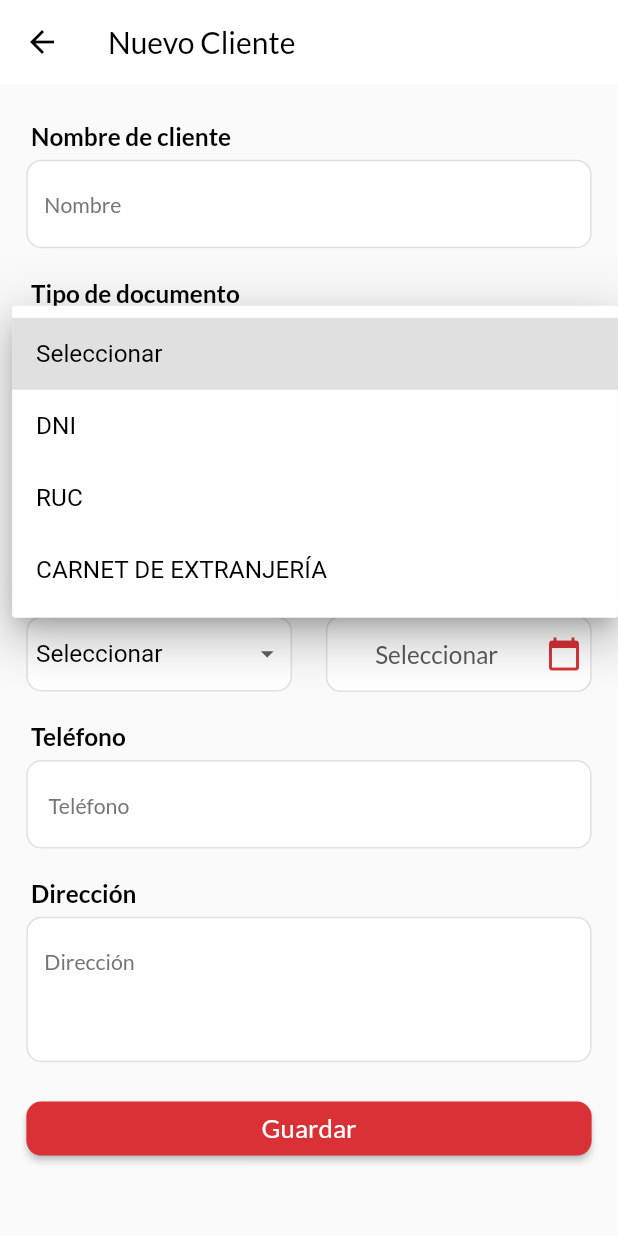
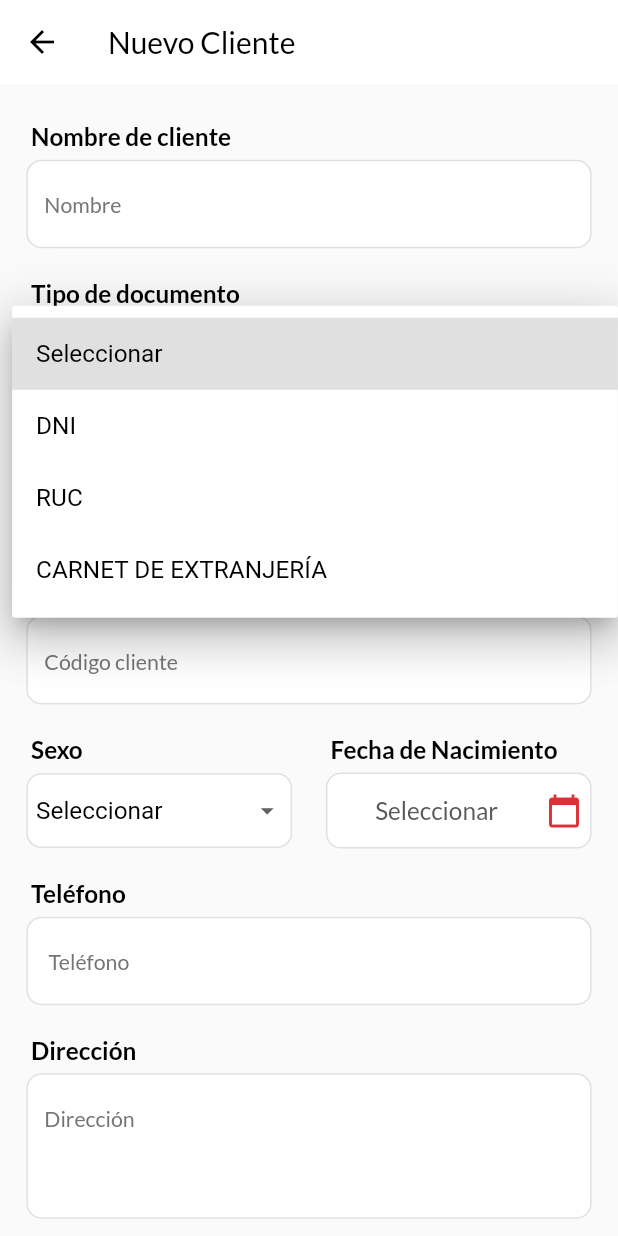
Before and after one commit to angelotapullima/RoyalPrestige, a Flutter app: the AgregarCliente screen opened directly, after a tap on "Seleccionar", on a phone screen of 412 x 824 dp. Run offline on Flutter 3.47's test engine with Material 2 defaults, Android fonts, the phone set to English and light mode, and no system bars; our stand-ins replace buttons_tabbar, cached_network_image, carousel_slider, dio, file_picker, flutter_local_notifications and 21 more; missing offline and left inert: flowder, share_extend; accounts and stored records are empty; network calls fail.

Commit message:
16/02/2022

```diff
--- a/lib/src/api/alerta_api.dart
+++ b/lib/src/api/alerta_api.dart
@@ -103,6 +103,7 @@ Future<bool> editCLient(ClienteModel clienteModel) async {
 
         await alertDatabase.insertAlert(alertModel);
 
+        if (alertModel.idClient != '0') {
           ClienteModel clienteModel = ClienteModel();
 
           clienteModel.idCliente = decodedData[i]['cliente']['id_cliente'];
@@ -118,6 +119,7 @@ Future<bool> editCLient(ClienteModel clienteModel) async {
 
           await clienteDatabase.insertCliente(clienteModel);
         }
+      }
     } catch (e) {
       print(e);
     }
--- a/lib/src/api/login_api.dart
+++ b/lib/src/api/login_api.dart
@@ -32,11 +32,12 @@ class LoginApi {
         StorageManager.saveData('userImage', decodedData['data']['u_i']);
         StorageManager.saveData('personName', decodedData['data']['p_n']);
         StorageManager.saveData('personSurname', decodedData['data']['p_p']);
+        StorageManager.saveData('personSecondSurname', decodedData['data']['p_m']);
+        StorageManager.saveData('personDNI', decodedData['data']['dni']);
         StorageManager.saveData('idRoleUser', decodedData['data']['ru']);
+        StorageManager.saveData('personCargo', decodedData['data']['u_c']);
         StorageManager.saveData('roleName', decodedData['data']['rn']);
         StorageManager.saveData('token', decodedData['data']['tn']);
-        StorageManager.saveData('phoneNumber', decodedData['data']['persona_telefono']);
-        StorageManager.saveData('fechaNacimiento', decodedData['data']['persona_nacimiento']);
 
         return loginModel;
       } else {
--- a/lib/src/bloc/data_user.dart
+++ b/lib/src/bloc/data_user.dart
@@ -31,8 +31,8 @@ class DataUserBloc {
     userModel.personSurname = await StorageManager.readData('personSurname');
     userModel.idRoleUser = await StorageManager.readData('idRoleUser');
     userModel.roleName = await StorageManager.readData('roleName');
-    userModel.phoneNumber = await StorageManager.readData('phoneNumber');
-    userModel.fechaNacimiento = await StorageManager.readData('fechaNacimiento');
+    userModel.personDNI = await StorageManager.readData('personDNI');
+    userModel.personCargo = await StorageManager.readData('personCargo');
     _dataUserController.sink.add(userModel);
   }
 }
@@ -47,8 +47,8 @@ class UserModel {
   String? personSurname;
   String? idRoleUser;
   String? roleName;
-  String? phoneNumber;
-  String? fechaNacimiento;
+  String? personDNI;
+  String? personCargo;
 
   UserModel({
     this.idUser,
@@ -60,7 +60,7 @@ class UserModel {
     this.personSurname,
     this.idRoleUser,
     this.roleName,
-    this.phoneNumber,
-    this.fechaNacimiento,
+    this.personDNI,
+    this.personCargo,
   });
 }
--- a/lib/src/model/cliente_model.dart
+++ b/lib/src/model/cliente_model.dart
@@ -4,6 +4,7 @@ class ClienteModel {
   String? nombreCliente;
   String? tipoDocCliente;
   String? nroDocCliente;
+  String? codigoCliente;
   String? sexoCliente;
   String? nacimientoCLiente;
   String? telefonoCliente;
@@ -18,6 +19,7 @@ class ClienteModel {
     this.nombreCliente,
     this.tipoDocCliente,
     this.nroDocCliente,
+    this.codigoCliente,
     this.sexoCliente,
     this.nacimientoCLiente,
     this.telefonoCliente,
--- a/lib/src/pages/Clientes/agregar_cliente.dart
+++ b/lib/src/pages/Clientes/agregar_cliente.dart
@@ -20,6 +20,7 @@ class _AgregarClienteState extends State<AgregarCliente> {
   String fechaDato = 'Seleccionar';
   TextEditingController _nombreController = TextEditingController();
   TextEditingController _nroDocController = TextEditingController();
+  TextEditingController _codigoClienteController = TextEditingController();
 
   TextEditingController _telefonoController = TextEditingController();
   TextEditingController _direccionController = TextEditingController();
@@ -30,6 +31,7 @@ class _AgregarClienteState extends State<AgregarCliente> {
     _nroDocController.dispose();
     _telefonoController.dispose();
     _direccionController.dispose();
+    _codigoClienteController.dispose();
     super.dispose();
   }
 
@@ -160,7 +162,56 @@ class _AgregarClienteState extends State<AgregarCliente> {
                         decoration: InputDecoration(
                           filled: true,
                           fillColor: Colors.white,
-                          hintText: 'Documento ',
+                          hintText: 'Documento',
+                          hintStyle: TextStyle(
+                            fontSize: ScreenUtil().setSp(14),
+                            color: Colors.grey[600],
+                          ),
+                          enabledBorder: OutlineInputBorder(
+                            borderRadius: BorderRadius.circular(10),
+                            borderSide: BorderSide(
+                              color: Colors.grey.shade300,
+                              width: 1.0,
+                            ),
+                          ),
+                          focusedBorder: OutlineInputBorder(
+                            borderRadius: BorderRadius.circular(10),
+                            borderSide: BorderSide(
+                              color: Colors.grey.shade300,
+                              width: 2.0,
+                            ),
+                          ),
+                          border: OutlineInputBorder(
+                            borderSide: BorderSide(
+                              color: Colors.grey.shade300,
+                              width: 1.0,
+                            ),
+                            borderRadius: BorderRadius.circular(
+                              ScreenUtil().setWidth(10),
+                            ),
+                          ),
+                        ),
+                      ),
+                      SizedBox(
+                        height: ScreenUtil().setHeight(20),
+                      ),
+                      Text(
+                        ' Código cliente',
+                        style: TextStyle(
+                          fontSize: ScreenUtil().setSp(16),
+                          fontWeight: FontWeight.w600,
+                          color: Colors.black,
+                        ),
+                      ),
+                      SizedBox(
+                        height: ScreenUtil().setHeight(6),
+                      ),
+                      TextField(
+                        controller: _codigoClienteController,
+                        decoration: InputDecoration(
+                          filled: true,
+                          fillColor: Colors.white,
+                          hintText: 'Código cliente',
                           hintStyle: TextStyle(
                             fontSize: ScreenUtil().setSp(14),
                             color: Colors.grey[600],
@@ -397,6 +448,7 @@ class _AgregarClienteState extends State<AgregarCliente> {
                                           clienteModel.nombreCliente = _nombreController.text;
                                           clienteModel.tipoDocCliente = valueTipoDoc;
                                           clienteModel.nroDocCliente = _nroDocController.text;
+                                          clienteModel.codigoCliente = _codigoClienteController.text;
                                           clienteModel.sexoCliente = valueSexo;
                                           clienteModel.nacimientoCLiente = fechaDato;
                                           clienteModel.telefonoCliente = _telefonoController.text;
@@ -404,7 +456,7 @@ class _AgregarClienteState extends State<AgregarCliente> {
 
                                           final res = await clienteApi.saveClient(clienteModel);
 
-                                          if (res) {
+                                          if (res.code == '1') {
                                             showToast2('Cliente agregado correctamente', Colors.green);
                                             final clienteBloc = ProviderBloc.cliente(context);
                                             clienteBloc.getClientForTipo('1');
@@ -412,7 +464,7 @@ class _AgregarClienteState extends State<AgregarCliente> {
                                             Navigator.pop(context);
                                             _cargando.value = false;
                                           } else {
-                                            showToast2('Ocurrió un error', Colors.red);
+                                            showToast2('${res.message}', Colors.red);
                                             _cargando.value = false;
                                           }
                                         } else {
--- a/lib/src/pages/carrito_tab.dart
+++ b/lib/src/pages/carrito_tab.dart
@@ -130,7 +130,8 @@ class CarritoTab extends StatelessWidget {
                           return Column(
                             children: [
                               Slidable(
-                                key: ValueKey(index),
+                                //key: ValueKey(index),
+                                key: UniqueKey(),
                                 startActionPane: ActionPane(
                                   // A motion is a widget used to control how the pane animates.
                                   motion: const ScrollMotion(),
--- a/lib/src/pages/home.dart
+++ b/lib/src/pages/home.dart
@@ -54,7 +54,6 @@ class _HomePageState extends State<HomePage> {
     final carritoBloc = ProviderBloc.cart(context);
     carritoBloc.getCart();
 
-    bottomBloc.changePage(0);
     final dataBloc = ProviderBloc.data(context);
     dataBloc.obtenerUser();
     dataBloc.getEstatusUser();
@@ -64,6 +63,7 @@ class _HomePageState extends State<HomePage> {
         StreamBuilder(
           stream: bottomBloc.selectPageStream,
           builder: (BuildContext context, AsyncSnapshot snapshot) {
+            bottomBloc.changePage(snapshot.data);
             return Stack(
               children: [
                 Container(
--- a/lib/src/pages/splash.dart
+++ b/lib/src/pages/splash.dart
@@ -2,6 +2,7 @@ import 'package:flutter/material.dart';
 import 'package:flutter_screenutil/flutter_screenutil.dart';
 import 'package:royal_prestige/core/sharedpreferences/storage_manager.dart';
 import 'package:royal_prestige/src/api/login_api.dart';
+import 'package:royal_prestige/src/bloc/provider_bloc.dart';
 
 class Splash extends StatefulWidget {
   const Splash({Key? key}) : super(key: key);
@@ -21,6 +22,8 @@ class _SplashState extends State<Splash> {
       if (token == null || token.isEmpty) {
         Navigator.pushNamedAndRemoveUntil(context, 'login', (route) => false);
       } else {
+        final bottomBloc = ProviderBloc.botton(context);
+        bottomBloc.changePage(0);
         Navigator.pushNamedAndRemoveUntil(context, 'home', (route) => false);
       }
     });
```
Also changed, not shown: lib/src/api/cliente_api.dart (+26 -10 lines), lib/src/api/logout_api.dart (added, +33 -0 lines), lib/src/bloc/alert_bloc.dart (+13 -1 lines), lib/src/pages/Alertas/add_alertas.dart (+62 -66 lines), lib/src/pages/Alertas/detail_alerta.dart (+8 -4 lines), lib/src/pages/info_user.dart (+6 -6 lines), lib/src/pages/logout.dart (+41 -4 lines), lib/src/pages/tabs/agenda_page.dart (+29 -1 lines), assets/img/sethi_logo.png (added). Lines whose indentation alone changed are shown as unchanged.
